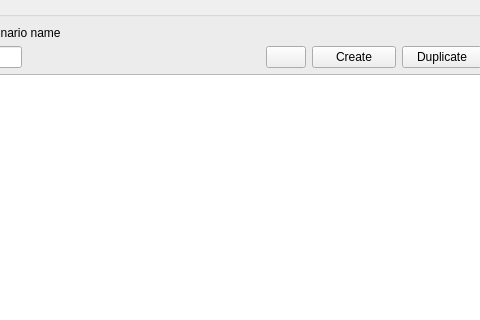
The window that core/ui/toolbars/plan/netscenario_manager.ui (Giswater/giswater_qgis_plugin) describes before a commit, drawn with Qt 5; both pictures show x 109 to 589 and y 0 to 320 of the 872 by 786 pixel window.
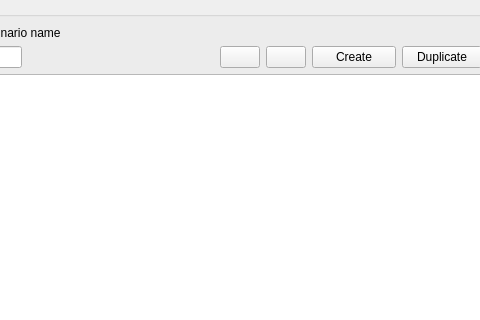
The same window after the commit.

Commit message: Enhancement: move toc button to netscenario manager

What changed in the file:
```diff
--- a/core/ui/toolbars/plan/netscenario_manager.ui
+++ b/core/ui/toolbars/plan/netscenario_manager.ui
@@ -146,6 +146,13 @@
         </property>
        </widget>
       </item>
+      <item row="5" column="4">
+       <widget class="QPushButton" name="btn_toc">
+        <property name="text">
+         <string/>
+        </property>
+       </widget>
+      </item>
      </layout>
     </widget>
    </item>
```
The commit also changes 2 other files.
